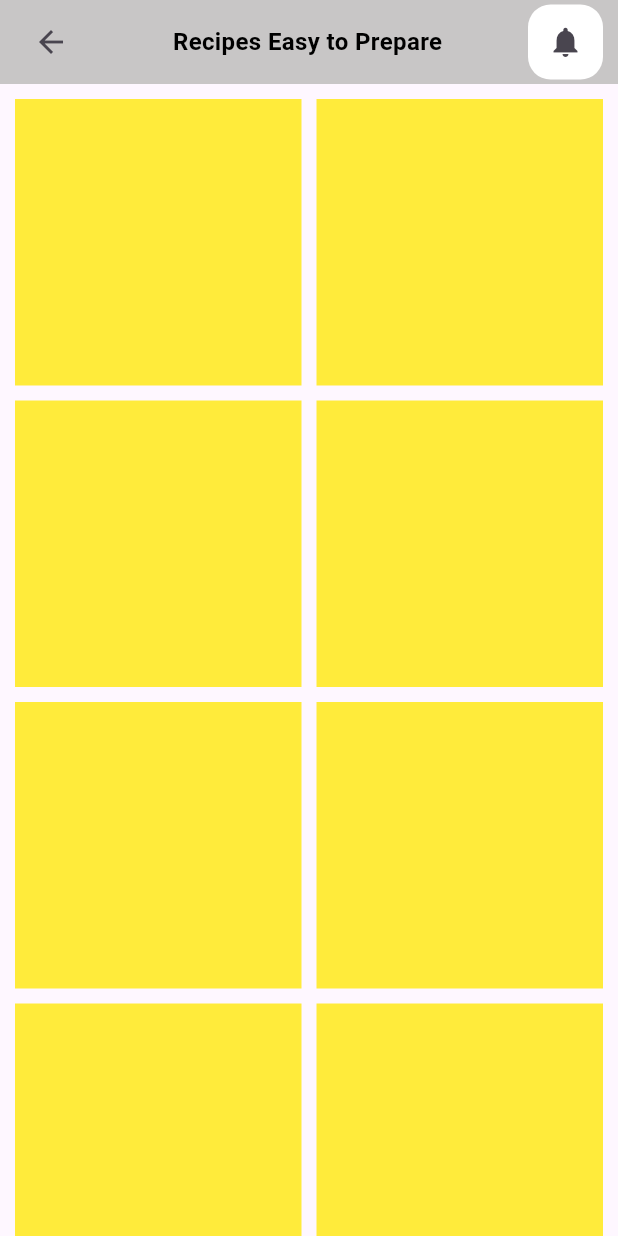
After one commit to Prathisthapandey12/recipe_app, a Flutter app: the screen it shows after launch, after a tap on "View all", on a phone screen of 412 x 824 dp. The commit adds this screen. Run offline on Flutter 3.47's test engine with Material 3 defaults, Android fonts, the phone set to English and light mode, and no system bars; our stand-ins replace cloud_firestore, firebase_core; accounts and stored records are empty.

Commit message:
code style changes

```diff
--- a/lib/views/app_home_screen.dart
+++ b/lib/views/app_home_screen.dart
@@ -3,6 +3,7 @@ import 'package:recipe_app/widgets/my_icon_button.dart';
 import 'package:recipe_app/widgets/banner.dart';
 import 'package:cloud_firestore/cloud_firestore.dart';
 import 'package:recipe_app/widgets/food_items_display.dart';
+import 'package:recipe_app/views/view_all.dart';
 
 class AppHomeScreen extends StatefulWidget{
   const AppHomeScreen({Key? key}) : super(key: key);
@@ -14,8 +15,10 @@ class AppHomeScreen extends StatefulWidget{
 class _AppHomeScreenState extends State<AppHomeScreen>{
 
   String category = 'All';
+  // fetching the categories from the firestore
   final CollectionReference categoriesItems =
     FirebaseFirestore.instance.collection('categories');
+  // fetching the recipes from the firestore
   Query get filteredRecipes => FirebaseFirestore.instance.collection('food-items').where('category', isEqualTo: category);
   Query get allRecipes => FirebaseFirestore.instance.collection('food-items');
   Query get selectedRecipes => category == 'All' ? allRecipes : filteredRecipes;
@@ -23,7 +26,7 @@ class _AppHomeScreenState extends State<AppHomeScreen>{
   @override
   Widget build(BuildContext context){
     return Scaffold(
-      backgroundColor: Colors.grey[350],
+      backgroundColor: const Color.fromARGB(255, 200, 198, 198),
       body : SafeArea(child: SingleChildScrollView(
         child: Column(
           crossAxisAlignment: CrossAxisAlignment.start,
@@ -116,6 +119,8 @@ class _AppHomeScreenState extends State<AppHomeScreen>{
                   Text('Quick & Easy', style: TextStyle(fontSize: 20, letterSpacing: 0.1, fontWeight: FontWeight.bold, ),),
                   TextButton(onPressed: (){
                   // we would add this later
+                    Navigator.push(context, MaterialPageRoute(builder: (context) => ViewAll()));
+
                   },
                   child: Text('View all', style: TextStyle(color: Colors.black, fontWeight: FontWeight.bold,),),
                   ),
@@ -145,7 +150,6 @@ class _AppHomeScreenState extends State<AppHomeScreen>{
                 );
               }
             }
-
           )
       ],
     ),
--- /dev/null
+++ b/lib/views/view_all.dart
@@ -0,0 +1,72 @@
+import 'package:flutter/material.dart';
+import 'package:cloud_firestore/cloud_firestore.dart';
+import 'package:recipe_app/widgets/my_icon_button.dart';
+
+class ViewAll extends StatefulWidget {
+  const ViewAll({super.key});
+
+  @override
+  State<ViewAll> createState() => _ViewAllState();
+}
+
+class _ViewAllState extends State<ViewAll> {
+
+  final CollectionReference foodItems = FirebaseFirestore.instance.collection('food-items');
+
+  @override
+  Widget build(BuildContext context){
+    return Scaffold(
+      appBar: AppBar(
+        backgroundColor: const Color.fromARGB(255, 200, 198, 198),
+        title: Text('All Recipes'),
+        automaticallyImplyLeading: false ,
+        elevation: 0,
+        actions: [
+          SizedBox(width: 10,),
+          IconButton(
+            icon: Icon(Icons.arrow_back),
+            onPressed: (){
+              Navigator.pop(context);
+            },
+          ),
+          Spacer(),
+          Text('Recipes Easy to Prepare', style: TextStyle(fontSize: 16, color: Colors.black, fontWeight: FontWeight.bold),),
+          Spacer(),
+          MyIconButton(icon: Icons.notifications, pressed: (){},),
+          SizedBox(width: 10,),
+        ],
+      ),
+      body : SingleChildScrollView(
+        padding: EdgeInsets.only(left: 10, right: 10, top: 10),
+        child : Column(
+          mainAxisAlignment: MainAxisAlignment.start,
+          crossAxisAlignment: CrossAxisAlignment.start,
+          children : [
+            StreamBuilder(
+              stream: foodItems.snapshots(),
+              builder: (context, AsyncSnapshot<QuerySnapshot> snapshot){
+                if(snapshot.hasData){
+                  return GridView.builder(
+                    gridDelegate: SliverGridDelegateWithFixedCrossAxisCount(
+                      crossAxisCount: 2,
+                      crossAxisSpacing: 10,
+                      mainAxisSpacing: 10,
+                      ),
+                    itemBuilder: (context, index){
+                      return Container(
+                      color: Colors.yellow,
+                      );
+
+                    }, itemCount: 10, shrinkWrap: true, physics: NeverScrollableScrollPhysics(), );
+                }
+                else{
+                  return Center(child: CircularProgressIndicator());
+                }
+              },
+              )
+          ]
+        )
+      )
+    );
+  }
+}
```
